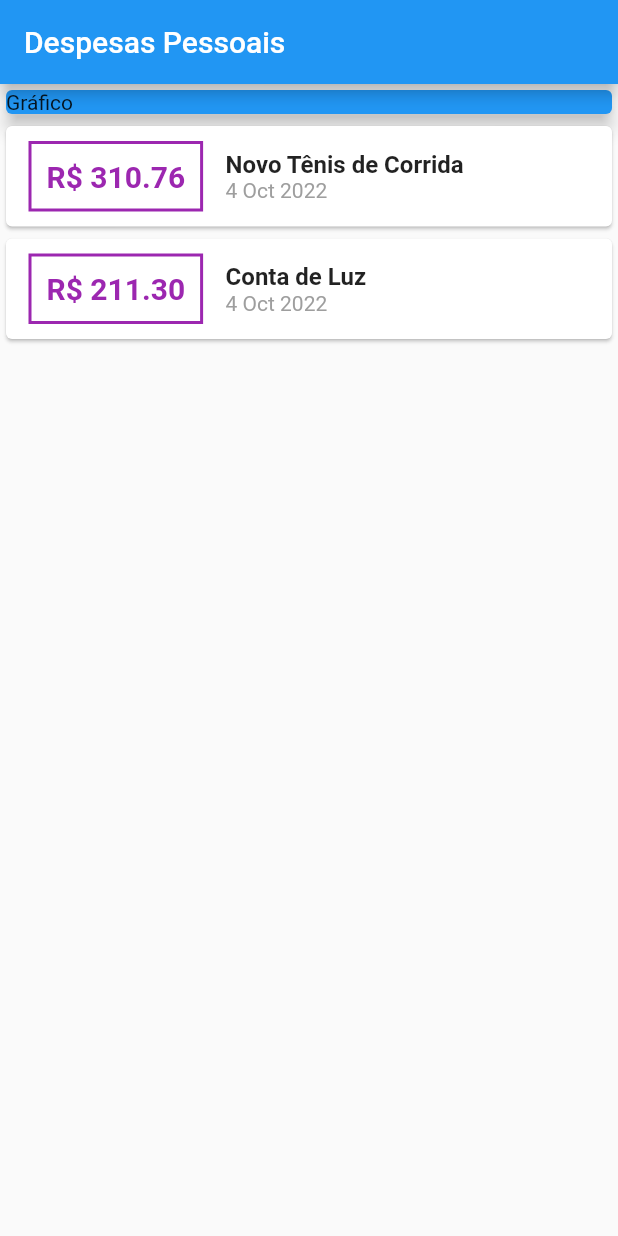
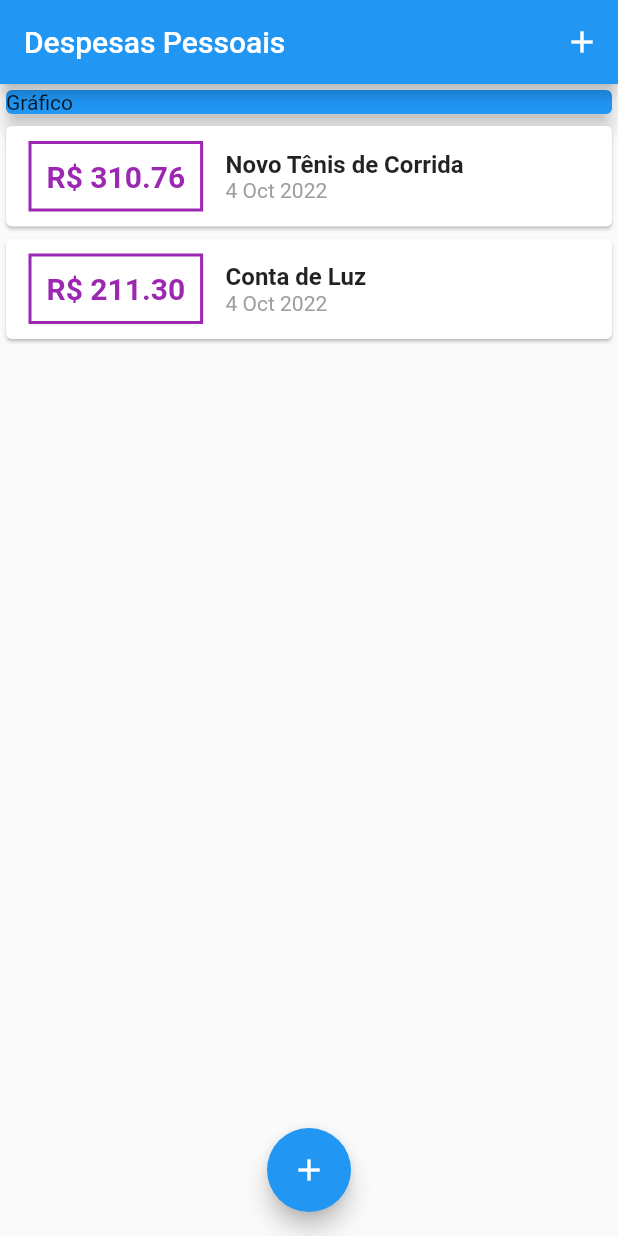
Before and after one commit to Ellissandro/expenses, a Flutter app: the screen it shows after launch, on a phone screen of 412 x 824 dp. Run offline on Flutter 3.47's test engine with Material 2 defaults, Android fonts, the phone set to English and light mode, and no system bars.

Commit message:
Added components

```diff
--- /dev/null
+++ b/lib/components/transaction_list.dart
@@ -0,0 +1,60 @@
+import 'package:flutter/material.dart';
+import 'package:intl/intl.dart';
+import 'package:expenses/models/transaction.dart';
+
+class TransactionList extends StatelessWidget {
+  final List<Transaction> transactions;
+
+  const TransactionList(this.transactions, {super.key});
+
+  @override
+  Widget build(BuildContext context) {
+    return Container(
+      height: 300,
+      child: ListView.builder(
+        itemCount: transactions.length,
+        itemBuilder: (ctx, index) {
+          final tr = transactions[index];
+          return Card(
+              child: Row(
+            children: [
+              Container(
+                margin:
+                    const EdgeInsets.symmetric(horizontal: 15, vertical: 10),
+                decoration: BoxDecoration(
+                    border: Border.all(
+                  color: Colors.purple,
+                  width: 2,
+                )),
+                padding: const EdgeInsets.all(10),
+                child: Text(
+                  'R\$ ${tr.value.toStringAsFixed(2)}',
+                  style: const TextStyle(
+                      fontWeight: FontWeight.bold,
+                      fontSize: 20,
+                      color: Colors.purple),
+                ),
+              ),
+              Column(
+                crossAxisAlignment: CrossAxisAlignment.start,
+                children: [
+                  Text(
+                    tr.title,
+                    style: const TextStyle(
+                      fontSize: 16,
+                      fontWeight: FontWeight.bold,
+                    ),
+                  ),
+                  Text(
+                    DateFormat('d MMM y').format(tr.date),
+                    style: const TextStyle(color: Colors.grey),
+                  ),
+                ],
+              )
+            ],
+          ));
+        },
+      ),
+    );
+  }
+}
--- a/lib/main.dart
+++ b/lib/main.dart
@@ -1,11 +1,15 @@
+import 'package:expenses/components/transaction_form.dart';
+import 'package:flutter/material.dart';
+import 'dart:math';
 import 'package:expenses/models/transaction.dart';
-import 'package:flutter/material.dart';
-import 'package:intl/intl.dart';
+
+import 'components/transaction_list.dart';
+
 void main() {
   runApp(const ExpensesApp());
 }
+
 class ExpensesApp extends StatelessWidget {
-
   const ExpensesApp({super.key});
 
   @override
@@ -16,9 +20,14 @@ class ExpensesApp extends StatelessWidget {
   }
 }
 
-class MyHomePage extends StatelessWidget {
+class MyHomePage extends StatefulWidget {
   MyHomePage({super.key});
 
+  @override
+  State<MyHomePage> createState() => _MyHomePageState();
+}
+
+class _MyHomePageState extends State<MyHomePage> {
   final _transactions = [
     Transaction(
       id: 't1',
@@ -34,13 +43,44 @@ class MyHomePage extends StatelessWidget {
     ),
   ];
 
+  _openTransactionFormModal(BuildContext context) {
+    showModalBottomSheet(
+      context: context,
+      builder: (_) {
+        return TransactionForm(_addTransaction);
+      },
+    );
+  }
+
+  _addTransaction(String title, double value) {
+    final newTrasaction = Transaction(
+      id: Random().nextDouble().toString(),
+      title: title,
+      value: value,
+      date: DateTime.now(),
+    );
+
+    setState(() {
+      _transactions.add(newTrasaction);
+    });
+
+    Navigator.of(context).pop();
+  }
+
   @override
   Widget build(BuildContext context) {
     return Scaffold(
-        appBar: AppBar(
-          title: const Text('Despesas Pessoais'),
-        ),
-        body: Column(
+      appBar: AppBar(
+        title: const Text('Despesas Pessoais'),
+        actions: [
+          IconButton(
+            onPressed: () => _openTransactionFormModal(context),
+            icon: Icon(Icons.add),
+          ),
+        ],
+      ),
+      body: SingleChildScrollView(
+        child: Column(
           crossAxisAlignment: CrossAxisAlignment.stretch,
           children: [
             Container(
@@ -50,48 +90,15 @@ class MyHomePage extends StatelessWidget {
                 child: Text('Gráfico'),
               ),
             ),
-            Column(
-              children: _transactions.map((tr) {
-                return Card(
-                    child: Row(
-                  children: [
-                    Container(
-                      margin:
-                          const EdgeInsets.symmetric(horizontal: 15, vertical: 10),
-                      decoration: BoxDecoration(
-                          border: Border.all(
-                        color: Colors.purple,
-                        width: 2,
-                      )),
-                      padding: const EdgeInsets.all(10),
-                      child: Text(
-                        'R\$ ${tr.value.toStringAsFixed(2)}',
-                        style: const TextStyle(
-                          fontWeight: FontWeight.bold,
-                          fontSize: 20,
-                          color: Colors.purple
-                        ),
-                      ),
-                    ),
-                    Column(
-                      crossAxisAlignment: CrossAxisAlignment.start,
-                      children: [
-                        Text(tr.title, style: const TextStyle(
-                          fontSize: 16,
-                          fontWeight: FontWeight.bold,
-                        ),),
-                        Text(
-                          DateFormat('d MMM y').format(tr.date),
-                          style: const TextStyle(
-                          color: Colors.grey
-                        ),),
-                      ],
-                    )
-                  ],
-                ));
-              }).toList(),
-            )
+            TransactionList(_transactions),
           ],
-        ));
+        ),
+      ),
+      floatingActionButton: FloatingActionButton(
+        child: Icon(Icons.add),
+        onPressed: () => _openTransactionFormModal(context),
+      ),
+      floatingActionButtonLocation: FloatingActionButtonLocation.centerFloat,
+    );
   }
 }
```
Also changed, not shown: lib/components/transaction_form.dart (added, +63 -0 lines).
